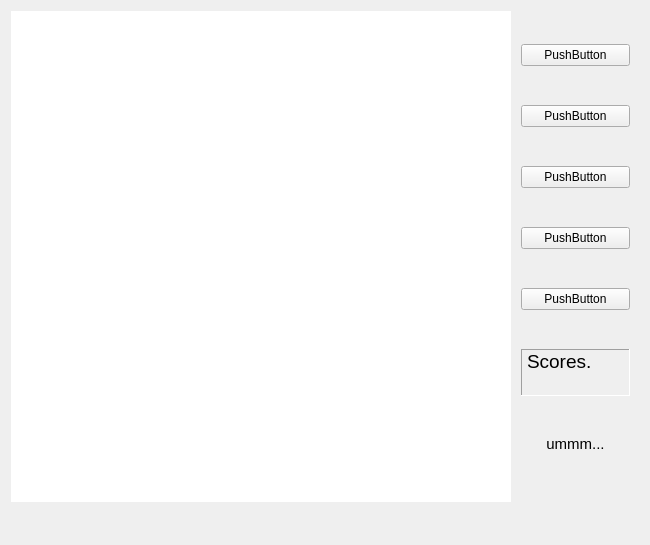
Old version of the form mainwindow.ui in the repository QvQQ/gobang2.
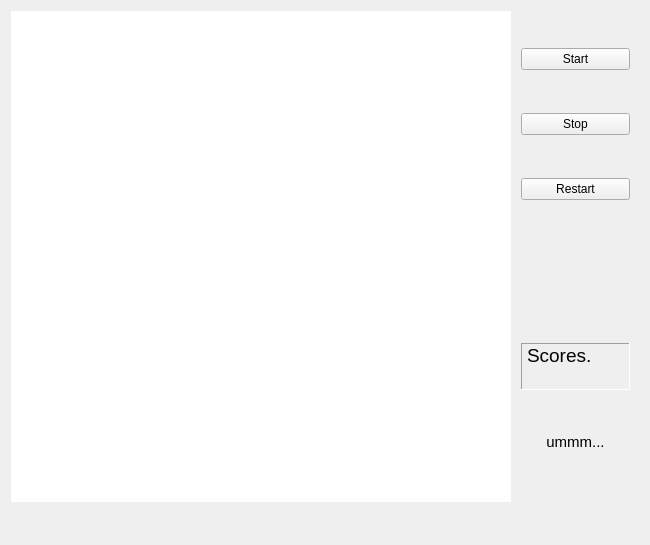
New version of the form.

```diff
--- a/mainwindow.ui
+++ b/mainwindow.ui
@@ -90,7 +90,7 @@
           </sizepolicy>
          </property>
          <property name="text">
-          <string>PushButton</string>
+          <string>Start</string>
          </property>
         </widget>
        </item>
@@ -103,7 +103,7 @@
           </sizepolicy>
          </property>
          <property name="text">
-          <string>PushButton</string>
+          <string>Stop</string>
          </property>
         </widget>
        </item>
@@ -116,35 +116,25 @@
           </sizepolicy>
          </property>
          <property name="text">
-          <string>PushButton</string>
+          <string>Restart</string>
          </property>
         </widget>
        </item>
        <item>
-        <widget class="QPushButton" name="pushButton_4">
-         <property name="sizePolicy">
-          <sizepolicy hsizetype="Minimum" vsizetype="Fixed">
-           <horstretch>2</horstretch>
-           <verstretch>1</verstretch>
-          </sizepolicy>
+        <spacer name="verticalSpacer">
+         <property name="orientation">
+          <enum>Qt::Vertical</enum>
          </property>
-         <property name="text">
-          <string>PushButton</string>
+         <property name="sizeType">
+          <enum>QSizePolicy::Fixed</enum>
          </property>
-        </widget>
-       </item>
-       <item>
-        <widget class="QPushButton" name="pushButton_5">
-         <property name="sizePolicy">
-          <sizepolicy hsizetype="Minimum" vsizetype="Fixed">
-           <horstretch>1</horstretch>
-           <verstretch>0</verstretch>
-          </sizepolicy>
+         <property name="sizeHint" stdset="0">
+          <size>
+           <width>20</width>
+           <height>100</height>
+          </size>
          </property>
-         <property name="text">
-          <string>PushButton</string>
-         </property>
-        </widget>
+        </spacer>
        </item>
        <item>
         <widget class="QLabel" name="score_label">
```
Left out of the diff: 6 changed lines with no effect on the pictures.
